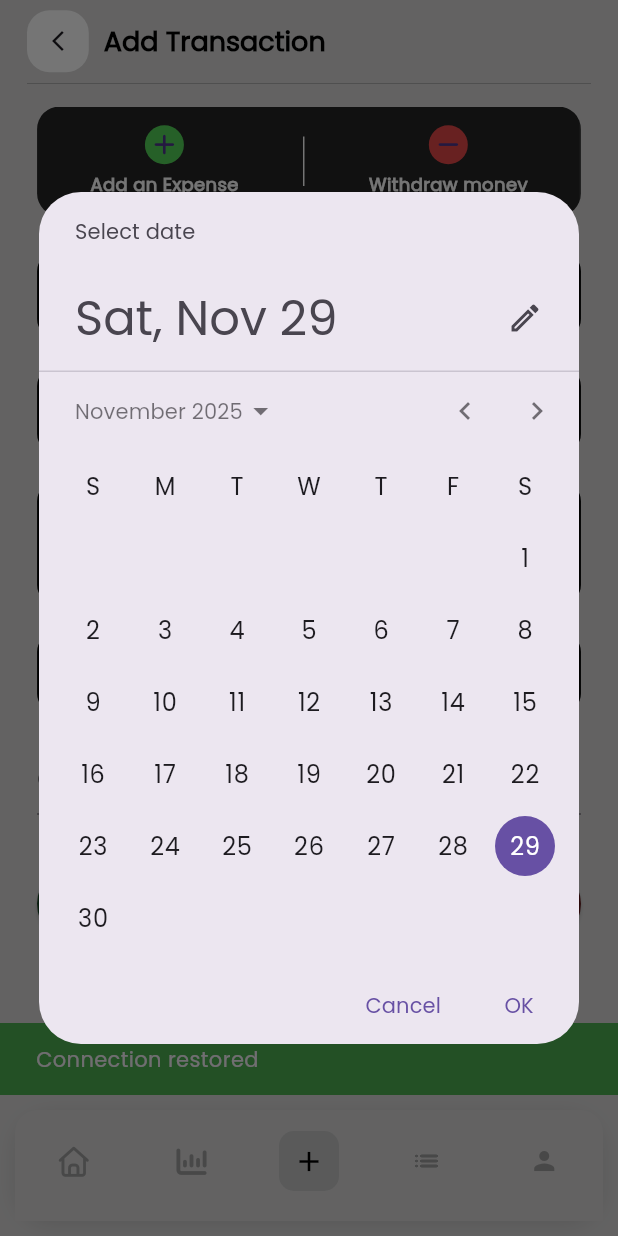
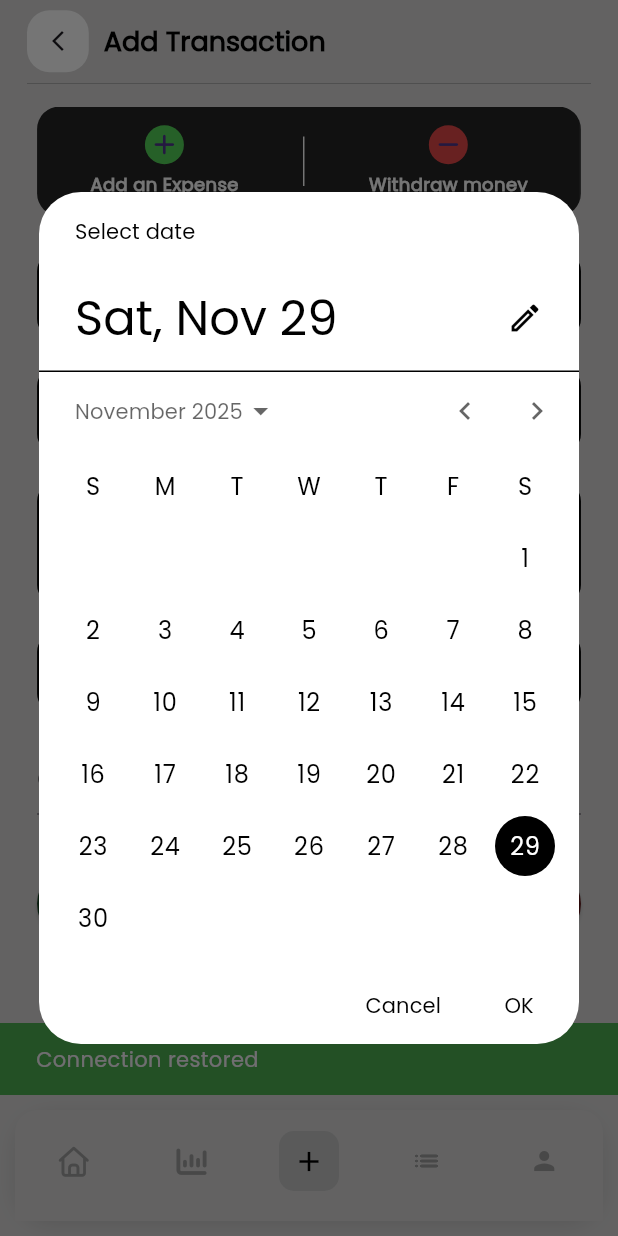
Before and after one commit to Donia-Abd-ElNasser/Masrofy, a Flutter app: the TransactionView screen opened by its route, after a tap on "Select date", on a phone screen of 412 x 824 dp. Run offline on Flutter 3.47's test engine with Material 3 defaults, Android fonts, the phone set to English and light mode, and no system bars; our stand-ins replace bloc, cloud_firestore, connectivity_plus, firebase_auth, firebase_core, fl_chart and 5 more; accounts and stored records are empty.

Commit message:
some editings in ui design

```diff
--- a/lib/core/routes.dart
+++ b/lib/core/routes.dart
@@ -26,7 +26,7 @@ abstract class AppRoutes {
   static const kTransactionView = '/transaction';
   static const kProfileView = '/profile';
   static const kHomeView = '/home';
-  static const kInfoView = '/info';
+  // static const kInfoView = '/info';
   static const kNotificationView = '/notification';
   static const kWalletView = '/wallet';
   static const kReportsView = '/reports';
@@ -44,7 +44,7 @@ abstract class AppRoutes {
         animatedRoute(path: kOnBoardingView, child: const OnboardingView()),
         animatedRoute(path: kVerifyView, child: VerifyPhoneView()),
         animatedRoute(path: kPhoneView, child: const PhoneView()),
-        animatedRoute(path: kInfoView, child: const InfoView()),
+
         ShellRoute(
           builder: (context, state, child) {
             return Scaffold(
--- a/lib/profile/profile_view.dart
+++ b/lib/profile/profile_view.dart
@@ -137,6 +137,7 @@
 //     );
 //   }
 // }
+
 import 'package:flutter/material.dart';
 import 'package:flutter_bloc/flutter_bloc.dart';
 import 'package:go_router/go_router.dart';
--- a/lib/screens/transaction/view/transaction_view.dart
+++ b/lib/screens/transaction/view/transaction_view.dart
@@ -202,6 +202,7 @@ class _TransactionViewState extends State<TransactionView> {
                           controller: amountController,
                           keyboardType: TextInputType.number,
                           decoration: InputDecoration(
+                            labelStyle: TextStyle(color: Colors.black),
                             labelText: "Amount",
                             enabledBorder: OutlineInputBorder(
                               borderRadius: BorderRadius.circular(12),
@@ -334,6 +335,7 @@ class _TransactionViewState extends State<TransactionView> {
                     controller: descriptionController,
                     maxLines: 2,
                     decoration: InputDecoration(
+                      labelStyle: TextStyle(color: Colors.black),
                       labelText: "Description",
                       enabledBorder: OutlineInputBorder(
                         borderRadius: BorderRadius.circular(12),
@@ -356,26 +358,65 @@ class _TransactionViewState extends State<TransactionView> {
                         firstDate: DateTime(2020),
                         lastDate: DateTime(2030),
                         initialDate: DateTime.now(),
+                        builder: (context, child) {
+                          return Theme(
+                            data: Theme.of(context).copyWith(
+                              colorScheme: const ColorScheme.light(
+                                primary:
+                                    Colors
+                                        .black, // Selected date, header background
+                                onPrimary: Colors.white, // Text on header
+                                onSurface: Colors.black, // Body text (days)
+                              ),
+                              textButtonTheme: TextButtonThemeData(
+                                style: TextButton.styleFrom(
+                                  foregroundColor:
+                                      Colors.black, // OK & CANCEL buttons
+                                ),
+                              ),
+                            ),
+                            child: child!,
+                          );
+                        },
                       );
-                      if (picked != null) setState(() => selectedDate = picked);
+
+                      if (picked != null) {
+                        setState(() {
+                          selectedDate = picked;
+                        });
+                      }
                     },
                     child: InputDecorator(
                       decoration: InputDecoration(
                         labelText: "Date",
-                        suffixIcon: Icon(Icons.calendar_month_outlined),
+                        labelStyle: const TextStyle(color: Colors.black),
+                        floatingLabelStyle: const TextStyle(
+                          color: Colors.black,
+                        ),
+                        suffixIcon: const Icon(
+                          Icons.calendar_month_outlined,
+                          color: Colors.black,
+                        ),
                         enabledBorder: OutlineInputBorder(
                           borderRadius: BorderRadius.circular(12),
-                          borderSide: BorderSide(color: Colors.black, width: 2),
+                          borderSide: const BorderSide(
+                            color: Colors.black,
+                            width: 2,
+                          ),
                         ),
                         focusedBorder: OutlineInputBorder(
                           borderRadius: BorderRadius.circular(12),
-                          borderSide: BorderSide(color: Colors.black, width: 2),
+                          borderSide: const BorderSide(
+                            color: Colors.black,
+                            width: 2,
+                          ),
                         ),
                       ),
                       child: Text(
                         selectedDate == null
                             ? "Select date"
                             : "${selectedDate!.day}/${selectedDate!.month}/${selectedDate!.year}",
+                        style: const TextStyle(color: Colors.black),
                       ),
                     ),
                   ),
```
Also changed, not shown: lib/screens/Auth/views/verify_phone_view.dart (+31 -17 lines), lib/screens/about_app.dart (+5 -5 lines), lib/screens/assistance.dart (+12 -9 lines), lib/screens/onboarding/view/welcome_screen.dart (+19 -25 lines), lib/screens/rate_app.dart (+6 -12 lines).
